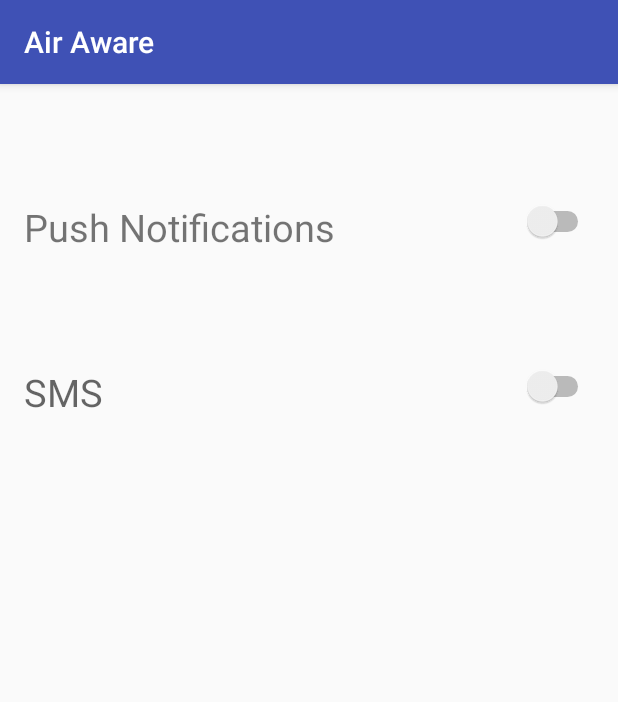
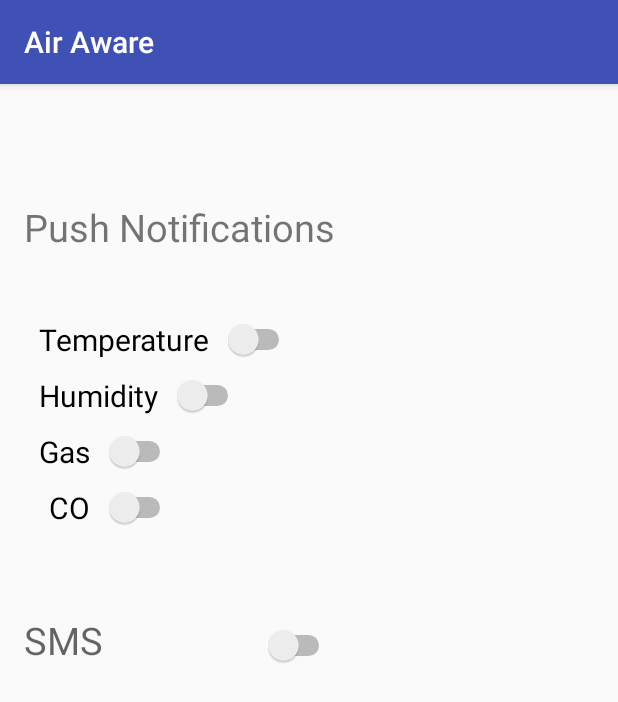
Before and after one commit to shehaniperera/App, an Android app: the MenubarScreen screen opened directly, with no data from a screen before it, in the side drawer, after a tap on "SMS/Push Notifications", on a phone screen of 412 x 824 dp. Shown: the top 702 px of the screen. Run offline under Robolectric (Android 15) with nearby library versions, the phone set to English and light mode, and no system bars; 2 statements that could not run were skipped.

Commit message:
Notifications edited

```diff
--- a/app/src/main/java/com/example/shehani/app/MenubarScreen.java
+++ b/app/src/main/java/com/example/shehani/app/MenubarScreen.java
@@ -15,7 +15,7 @@ import android.widget.Toast;
 
 public class MenubarScreen extends AppCompatActivity implements NavigationView.OnNavigationItemSelectedListener{
 
-    String temp,t;
+    String temp,t,hum ,h,gas,g,co,c;
 
     @Override
     protected void onCreate(Bundle savedInstanceState) {
@@ -38,6 +38,12 @@ public class MenubarScreen extends AppCompatActivity implements NavigationView.O
 
         temp = this.getIntent().getStringExtra("Temp");
         t = temp;
+        hum = this.getIntent().getStringExtra("Humi");
+        h = hum;
+        gas = this.getIntent().getStringExtra("Gas");
+        g = gas;
+        co = this.getIntent().getStringExtra("Co");
+        c = co;
         Toast.makeText(getApplicationContext(), temp, Toast.LENGTH_LONG).show();
     }
 
@@ -94,6 +100,9 @@ public class MenubarScreen extends AppCompatActivity implements NavigationView.O
             Toast.makeText(this, "Notification Settings", Toast.LENGTH_SHORT).show();
             Intent notify = new Intent(this,Notifications.class);
             notify.putExtra("Temp",t);
+            notify.putExtra("Hum",h);
+            notify.putExtra("Gas",g);
+            notify.putExtra("Co",c);
             startActivity(notify);
 
         }else if (id == R.id.nav_appInfo) {
--- a/app/src/main/java/com/example/shehani/app/sensorDetails.java
+++ b/app/src/main/java/com/example/shehani/app/sensorDetails.java
@@ -145,6 +145,9 @@ int hour = 0;
             public void onClick(View v) {
                 Intent int1 = new Intent(sensorDetails.this, MenubarScreen.class);
                 int1.putExtra("Temp",Temp.getText().toString());
+                int1.putExtra("Humi",Humidity.getText().toString());
+                int1.putExtra("Gas",Gas.getText().toString());
+                int1.putExtra("Co",Co.getText().toString());
                 startActivity(int1);
             }
         });
--- a/app/src/main/res/layout/activity_co_page.xml
+++ b/app/src/main/res/layout/activity_co_page.xml
@@ -60,7 +60,7 @@
     <TextView
         android:layout_width="wrap_content"
         android:layout_height="wrap_content"
-        android:text="Max CO Level - 700"
+        android:text="Max CO Level - 600"
         android:layout_marginTop="320dp"
         android:textSize="20dp"
         />
--- a/app/src/main/res/layout/activity_notifications.xml
+++ b/app/src/main/res/layout/activity_notifications.xml
@@ -24,11 +24,54 @@
     <Switch
         android:layout_width="wrap_content"
         android:layout_height="wrap_content"
-        android:id="@+id/switchNoti"
+        android:id="@+id/switchtem"
         android:checked="false"
-        android:layout_alignTop="@+id/textView3"
-        android:layout_alignParentRight="true"
-        android:layout_alignParentEnd="true" />
+        android:text="Temperature  "
+        android:layout_marginLeft="10dp"
+        android:layout_marginBottom="10dp"
+        android:textSize="20dp"
+        android:layout_below="@+id/textView3"
+        android:layout_alignParentLeft="true"
+        android:layout_alignParentStart="true"
+        android:layout_marginTop="44dp" />
+
+    <Switch
+        android:layout_width="wrap_content"
+        android:layout_height="wrap_content"
+        android:id="@+id/switchhum"
+        android:layout_marginLeft="10dp"
+        android:checked="false"
+        android:text="Humidity  "
+        android:layout_marginBottom="10dp"
+        android:textSize="20dp"
+        android:layout_below="@+id/switchtem"
+        android:layout_alignParentLeft="true"
+        android:layout_alignParentStart="true" />
+
+    <Switch
+        android:layout_width="wrap_content"
+        android:layout_height="wrap_content"
+        android:id="@+id/switchgas"
+        android:layout_marginLeft="10dp"
+        android:checked="false"
+        android:text="Gas  "
+        android:textSize="20dp"
+        android:layout_marginBottom="10dp"
+        android:layout_below="@+id/switchhum"
+        android:layout_alignParentLeft="true"
+        android:layout_alignParentStart="true" />
+
+    <Switch
+        android:layout_width="wrap_content"
+        android:layout_height="wrap_content"
+        android:id="@+id/switchco"
+        android:checked="false"
+        android:layout_marginLeft="10dp"
+        android:text="CO  "
+        android:textSize="20dp"
+        android:layout_below="@+id/switchgas"
+        android:layout_alignRight="@+id/switchgas"
+        android:layout_alignEnd="@+id/switchgas" />
 
     <TextView
         android:layout_width="wrap_content"
@@ -37,8 +80,8 @@
         android:text="SMS "
         android:textSize="25dp"
         android:id="@+id/textView4"
-        android:layout_marginTop="75dp"
-        android:layout_below="@+id/textView3"
+        android:layout_marginTop="57dp"
+        android:layout_below="@+id/switchco"
         android:layout_alignParentLeft="true"
         android:layout_alignParentStart="true" />
 
@@ -47,7 +90,7 @@
         android:layout_height="wrap_content"
         android:id="@+id/switchSms"
         android:checked="false"
-        android:layout_alignTop="@+id/textView4"
-        android:layout_alignLeft="@+id/switchNoti"
-        android:layout_alignStart="@+id/switchNoti" />
+        android:layout_alignBottom="@+id/textView4"
+        android:layout_alignRight="@+id/textView3"
+        android:layout_alignEnd="@+id/textView3" />
 </RelativeLayout>
```
Also changed, not shown: app/src/main/java/com/example/shehani/app/Main.java (+5 -4 lines), app/src/main/java/com/example/shehani/app/Notifications.java (+171 -7 lines), app/src/main/res/drawable/c.png (added), app/src/main/res/drawable/dew.png (added), app/src/main/res/drawable/e.png (added), app/src/main/res/drawable/gas.png (added), app/src/main/res/drawable/t.png (added).
